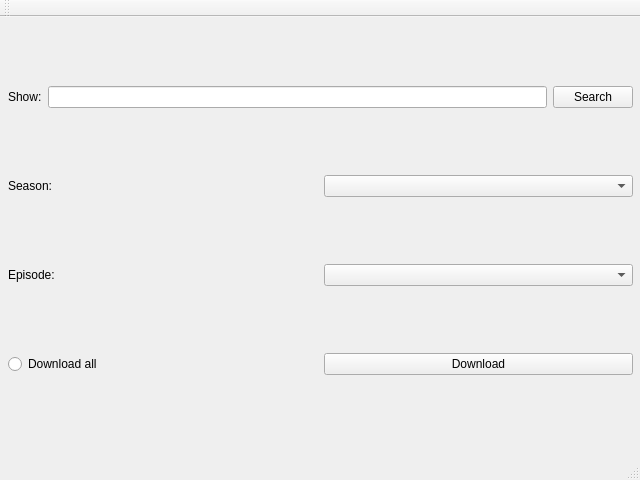
Qt form C/mainwindow.ui (josecurioso/Tusubtitulo.com-Downloader-Unofficial-) before a commit.
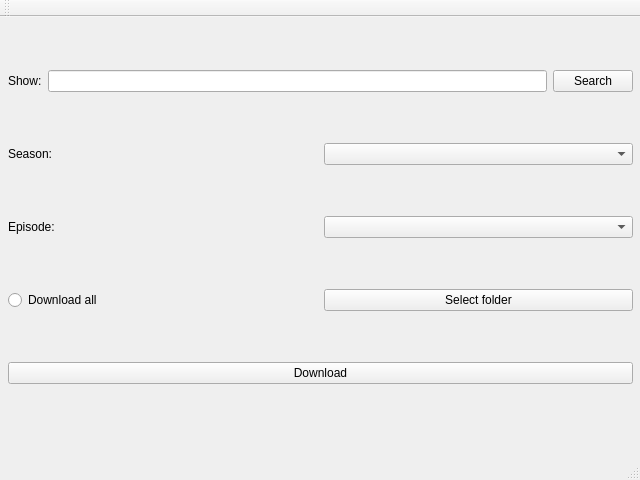
The same form after that commit. Icons and pictures are not drawn.

```diff
--- a/C/mainwindow.ui
+++ b/C/mainwindow.ui
@@ -42,7 +42,7 @@
       <x>0</x>
       <y>0</y>
       <width>641</width>
-      <height>431</height>
+      <height>421</height>
      </rect>
     </property>
     <layout class="QVBoxLayout" name="verticalLayout_3">
@@ -147,14 +147,28 @@
         </widget>
        </item>
        <item>
-        <widget class="QPushButton" name="pushButton_2">
+        <widget class="QPushButton" name="pushButton_3">
          <property name="text">
-          <string>Download</string>
+          <string>Select folder</string>
          </property>
         </widget>
        </item>
       </layout>
      </item>
+     <item>
+      <widget class="QPushButton" name="pushButton_2">
+       <property name="text">
+        <string>Download</string>
+       </property>
+       <property name="icon">
+        <iconset>
+         <normaloff>download-button.png</normaloff>download-button.png</iconset>
+       </property>
+       <property name="flat">
+        <bool>false</bool>
+       </property>
+      </widget>
+     </item>
     </layout>
    </widget>
   </widget>
```
Left out of the diff: 2 changed lines with no effect on the pictures.
